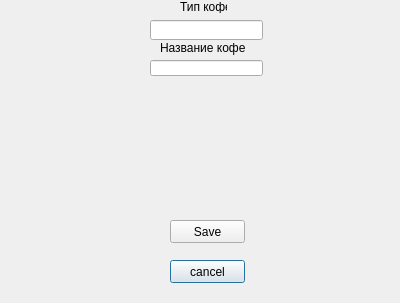
Old version of the form addEditCoffeeForm.ui in the repository EgorKreep88/coffee.
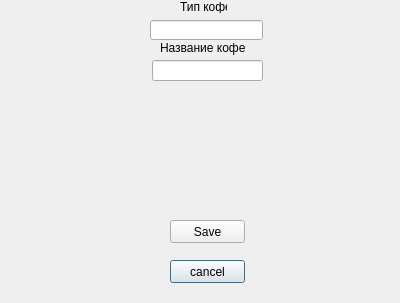
New version of the form.

Diff of the .ui file:
```diff
--- a/addEditCoffeeForm.ui
+++ b/addEditCoffeeForm.ui
@@ -16,10 +16,10 @@
   <widget class="QLineEdit" name="lineEditCoffeeName">
    <property name="geometry">
     <rect>
-     <x>150</x>
+     <x>152</x>
      <y>60</y>
-     <width>113</width>
-     <height>16</height>
+     <width>111</width>
+     <height>21</height>
     </rect>
    </property>
   </widget>
```
